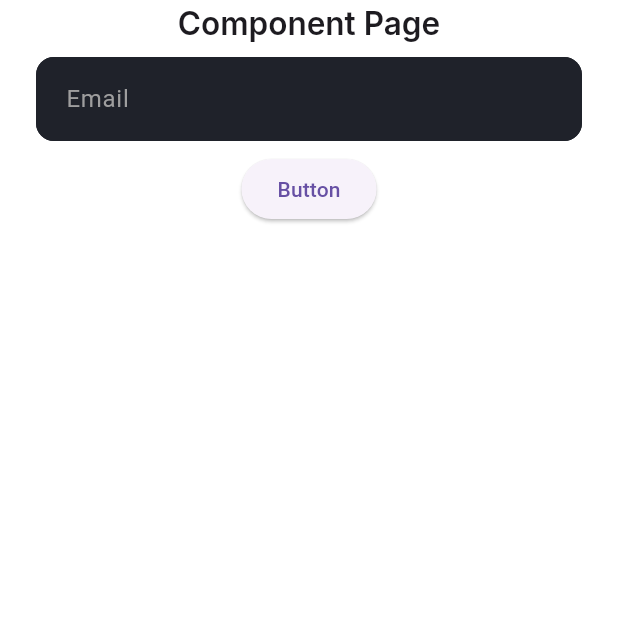
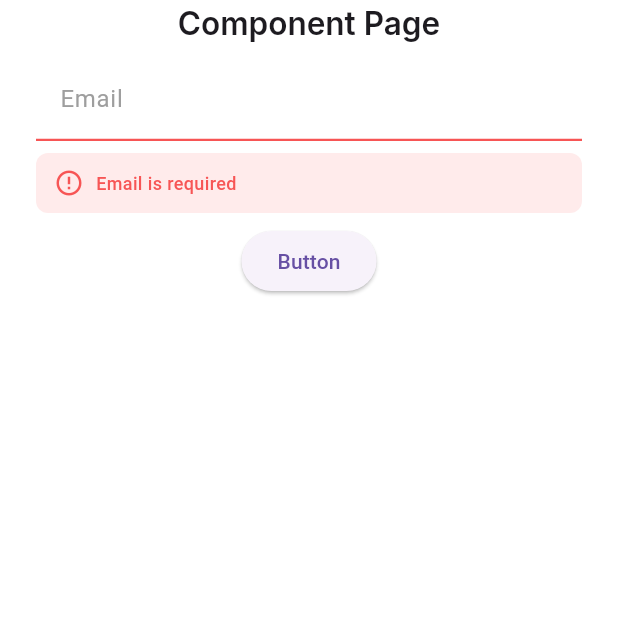
Before and after one commit to ChirikuAlii/Flutter-BaseProject, a Flutter app: the ComponentPage screen opened by its route, on a phone screen of 412 x 824 dp, the top half of it. Run offline on Flutter 3.47's test engine with Material 3 defaults, Android fonts, the phone set to English and light mode, and no system bars; our stand-ins replace auto_route, dio, easy_localization, flutter_mobx, flutter_secure_storage, flutter_svg and 8 more; missing offline and left inert: dart:ffi, rxdart_ext; accounts and stored records are empty; generated files the repository leaves out were written again; statements that could not run were skipped.

Commit message:
fixing state error and success color and add color for compose view

```diff
--- a/lib/design/colors/colors2.dart
+++ b/lib/design/colors/colors2.dart
@@ -188,7 +188,8 @@ class CRColors2 {
     light: Color(0xff23252b),
     dark: Color(0xffd8d8d8),
   );
-  static const CRColorVariant surfaceAlertsStatusButtonDisabled = CRColorVariant(
+  static const CRColorVariant surfaceAlertsStatusButtonDisabled =
+      CRColorVariant(
     light: Color(0xff157a72),
     dark: Color(0xff157a72),
   );
@@ -256,7 +257,8 @@ class CRColors2 {
     light: Color(0xfff0fbfa),
     dark: Color(0xfff0fbfa),
   );
-  static const CRColorVariant surfaceBackgroundBackgroundPurple = CRColorVariant(
+  static const CRColorVariant surfaceBackgroundBackgroundPurple =
+      CRColorVariant(
     light: Color(0xfff8f0fe),
     dark: Color(0xfff8f0fe),
   );
@@ -276,19 +278,23 @@ class CRColors2 {
     light: Color(0xfffbf6f3),
     dark: Color(0xfffbf6f3),
   );
-  static const CRColorVariant surfaceBackgroundBackgroundYellow = CRColorVariant(
+  static const CRColorVariant surfaceBackgroundBackgroundYellow =
+      CRColorVariant(
     light: Color(0xfffffceb),
     dark: Color(0xfffffceb),
   );
-  static const CRColorVariant surfaceBackgroundBackgroundOrange = CRColorVariant(
+  static const CRColorVariant surfaceBackgroundBackgroundOrange =
+      CRColorVariant(
     light: Color(0xfffff8ee),
     dark: Color(0xfffff8ee),
   );
-  static const CRColorVariant surfaceTransparentTransparentTeal = CRColorVariant(
-    light: Color(0x1a998e14),
-    dark: Color(0x1a998e14),
+  static const CRColorVariant surfaceTransparentTransparentTeal =
+      CRColorVariant(
+    light: Color(0x141a998e),
+    dark: Color(0x141a998e),
   );
-  static const CRColorVariant surfaceTransparentTransparentPurple = CRColorVariant(
+  static const CRColorVariant surfaceTransparentTransparentPurple =
+      CRColorVariant(
     light: Color(0x9610ff14),
     dark: Color(0x9610ff14),
   );
@@ -296,23 +302,28 @@ class CRColors2 {
     light: Color(0xff4a4a14),
     dark: Color(0xff4a4a14),
   );
-  static const CRColorVariant surfaceTransparentTransparentBlue = CRColorVariant(
+  static const CRColorVariant surfaceTransparentTransparentBlue =
+      CRColorVariant(
     light: Color(0x235dff14),
     dark: Color(0x235dff14),
   );
-  static const CRColorVariant surfaceTransparentTransparentGreen = CRColorVariant(
-    light: Color(0x17ce9214),
-    dark: Color(0x17ce9214),
+  static const CRColorVariant surfaceTransparentTransparentGreen =
+      CRColorVariant(
+    light: Color(0x1417ce92),
+    dark: Color(0x1417ce92),
   );
-  static const CRColorVariant surfaceTransparentTransparentBrown = CRColorVariant(
+  static const CRColorVariant surfaceTransparentTransparentBrown =
+      CRColorVariant(
     light: Color(0xa4634d14),
     dark: Color(0xa4634d14),
   );
-  static const CRColorVariant surfaceTransparentTransparentYellow = CRColorVariant(
+  static const CRColorVariant surfaceTransparentTransparentYellow =
+      CRColorVariant(
     light: Color(0xffd30014),
     dark: Color(0xffd30014),
   );
-  static const CRColorVariant surfaceTransparentTransparentOrange = CRColorVariant(
+  static const CRColorVariant surfaceTransparentTransparentOrange =
+      CRColorVariant(
     light: Color(0xf8930014),
     dark: Color(0xf8930014),
   );
@@ -344,7 +355,8 @@ class CRColors2 {
     light: Color(0xff000000),
     dark: Color(0xffffffff),
   );
-  static const CRColorVariant surfaceTransparentTransparentGrey = CRColorVariant(
+  static const CRColorVariant surfaceTransparentTransparentGrey =
+      CRColorVariant(
     light: Color(0x75757514),
     dark: Color(0x75757514),
   );
@@ -400,7 +412,8 @@ class CRColors2 {
     light: Color(0xfff75555),
     dark: Color(0xfff75555),
   );
-  static const CRColorVariant strokeBorderSingleStrokeBorderLight = CRColorVariant(
+  static const CRColorVariant strokeBorderSingleStrokeBorderLight =
+      CRColorVariant(
     light: Color(0xffeeeeee),
     dark: Color(0xff35383f),
   );
@@ -408,7 +421,8 @@ class CRColors2 {
     light: Color(0xffeeeeee),
     dark: Color(0xff35383f),
   );
-  static const CRColorVariant strokeBorderSingleStrokeDividerLight = CRColorVariant(
+  static const CRColorVariant strokeBorderSingleStrokeDividerLight =
+      CRColorVariant(
     light: Color(0xffeeeeee),
     dark: Color(0xff35383f),
   );
@@ -484,11 +498,13 @@ class CRColors2 {
     light: Color(0xffffffff),
     dark: Color(0xff1a998e),
   );
-  static const CRColorVariant strokeBorderSingleStrokeBorderDark = CRColorVariant(
+  static const CRColorVariant strokeBorderSingleStrokeBorderDark =
+      CRColorVariant(
     light: Color(0xff35383f),
     dark: Color(0xffeeeeee),
   );
-  static const CRColorVariant strokeBorderSingleStrokeDividerDark = CRColorVariant(
+  static const CRColorVariant strokeBorderSingleStrokeDividerDark =
+      CRColorVariant(
     light: Color(0xff35383f),
     dark: Color(0xffeeeeee),
   );
@@ -512,31 +528,38 @@ class CRColors2 {
     light: Color(0xff1f222a),
     dark: Color(0xffffffff),
   );
-  static const CRColorVariant surfaceComponentsButtomBarActionLight = CRColorVariant(
+  static const CRColorVariant surfaceComponentsButtomBarActionLight =
+      CRColorVariant(
     light: Color(0xffffffff),
     dark: Color(0xff181a20),
   );
-  static const CRColorVariant surfaceComponentsButtomBarActionDark = CRColorVariant(
+  static const CRColorVariant surfaceComponentsButtomBarActionDark =
+      CRColorVariant(
     light: Color(0xff181a20),
     dark: Color(0xffffffff),
   );
-  static const CRColorVariant surfaceComponentsGeneralFrameLight = CRColorVariant(
+  static const CRColorVariant surfaceComponentsGeneralFrameLight =
+      CRColorVariant(
     light: Color(0xfffafafa),
     dark: Color(0xff1f222a),
   );
-  static const CRColorVariant surfaceComponentsGeneralFrameDark = CRColorVariant(
+  static const CRColorVariant surfaceComponentsGeneralFrameDark =
+      CRColorVariant(
     light: Color(0xff1f222a),
     dark: Color(0xfffafafa),
   );
-  static const CRColorVariant surfaceAdditionalsOverColorFrameLight = CRColorVariant(
+  static const CRColorVariant surfaceAdditionalsOverColorFrameLight =
+      CRColorVariant(
     light: Color(0xffffffff),
     dark: Color(0xffffffff),
   );
-  static const CRColorVariant surfaceComponentsDropdownIconLight = CRColorVariant(
+  static const CRColorVariant surfaceComponentsDropdownIconLight =
+      CRColorVariant(
     light: Color(0xff212121),
     dark: Color(0xfffafafa),
   );
-  static const CRColorVariant surfaceComponentsDropdownIconDark = CRColorVariant(
+  static const CRColorVariant surfaceComponentsDropdownIconDark =
+      CRColorVariant(
     light: Color(0xfffafafa),
     dark: Color(0xff212121),
   );
@@ -560,7 +583,8 @@ class CRColors2 {
     light: Color(0xffffffff),
     dark: Color(0xff181a20),
   );
-  static const CRColorVariant surfaceAdditionalsOverColorFrameDark = CRColorVariant(
+  static const CRColorVariant surfaceAdditionalsOverColorFrameDark =
+      CRColorVariant(
     light: Color(0xff212121),
     dark: Color(0xff212121),
   );
@@ -600,11 +624,13 @@ class CRColors2 {
     light: Color(0xff1f222a),
     dark: Color(0xfff5f5f5),
   );
-  static const CRColorVariant surfaceComponentsSearchSurfaceLight = CRColorVariant(
+  static const CRColorVariant surfaceComponentsSearchSurfaceLight =
+      CRColorVariant(
     light: Color(0xffbdbdbd),
     dark: Color(0xff757575),
   );
-  static const CRColorVariant surfaceComponentsSearchSurfaceDark = CRColorVariant(
+  static const CRColorVariant surfaceComponentsSearchSurfaceDark =
+      CRColorVariant(
     light: Color(0xff757575),
     dark: Color(0xffbdbdbd),
   );
@@ -712,7 +738,8 @@ class CRColors2 {
     light: Color(0xff35383f),
     dark: Color(0xfff6f6f6),
   );
-  static const CRColorVariant strokeAdditionalsTagOutlineDefault600 = CRColorVariant(
+  static const CRColorVariant strokeAdditionalsTagOutlineDefault600 =
+      CRColorVariant(
     light: Color(0xff757575),
     dark: Color(0xff757575),
   );
@@ -744,11 +771,13 @@ class CRColors2 {
     light: Color(0xffe0e0e0),
     dark: Color(0xff757575),
   );
-  static const CRColorVariant surfaceComponentsCategoryMenuLight = CRColorVariant(
+  static const CRColorVariant surfaceComponentsCategoryMenuLight =
+      CRColorVariant(
     light: Color(0xfff0fbfa),
     dark: Color(0xff35383f),
   );
-  static const CRColorVariant surfaceComponentsCategoryMenuDark = CRColorVariant(
+  static const CRColorVariant surfaceComponentsCategoryMenuDark =
+      CRColorVariant(
     light: Color(0xff35383f),
     dark: Color(0xfff0fbfa),
   );
@@ -760,11 +789,13 @@ class CRColors2 {
     light: Color(0xff9e9e9e),
     dark: Color(0xff9e9e9e),
   );
-  static const CRColorVariant surfaceComponentsMenuBarSurfaceLight = CRColorVariant(
+  static const CRColorVariant surfaceComponentsMenuBarSurfaceLight =
+      CRColorVariant(
     light: Color(0xffffffff),
     dark: Color(0x181a20d8),
   );
-  static const CRColorVariant surfaceComponentsMenuBarSurfaceDark = CRColorVariant(
+  static const CRColorVariant surfaceComponentsMenuBarSurfaceDark =
+      CRColorVariant(
     light: Color(0x181a20d8),
     dark: Color(0xffffffff),
   );
@@ -788,19 +819,23 @@ class CRColors2 {
     light: Color(0xff9e9e9e),
     dark: Color(0xff9e9e9e),
   );
-  static const CRColorVariant surfaceComponentsIconFormDefault500 = CRColorVariant(
+  static const CRColorVariant surfaceComponentsIconFormDefault500 =
+      CRColorVariant(
     light: Color(0xff9e9e9e),
     dark: Color(0xff9e9e9e),
   );
-  static const CRColorVariant textComponentsTextFormDisabled600 = CRColorVariant(
+  static const CRColorVariant textComponentsTextFormDisabled600 =
+      CRColorVariant(
     light: Color(0xff757575),
     dark: Color(0xff757575),
   );
-  static const CRColorVariant surfaceComponentsIconFormDisabled600 = CRColorVariant(
+  static const CRColorVariant surfaceComponentsIconFormDisabled600 =
+      CRColorVariant(
     light: Color(0xff757575),
     dark: Color(0xff757575),
   );
-  static const CRColorVariant strokeInputFormDefaultFilledLight = CRColorVariant(
+  static const CRColorVariant strokeInputFormDefaultFilledLight =
+      CRColorVariant(
     light: Color(0xfffafafa),
     dark: Color(0xff1f222a),
   );
@@ -824,27 +859,33 @@ class CRColors2 {
     light: Color(0xff23252b),
     dark: Color(0xffd8d8d8),
   );
-  static const CRColorVariant textInputForm2InputFormDefaultLight = CRColorVariant(
+  static const CRColorVariant textInputForm2InputFormDefaultLight =
+      CRColorVariant(
     light: Color(0xffbdbdbd),
     dark: Color(0xff616161),
   );
-  static const CRColorVariant textInputForm2InputFormReadOnlyLight = CRColorVariant(
+  static const CRColorVariant textInputForm2InputFormReadOnlyLight =
+      CRColorVariant(
     light: Color(0xff616161),
     dark: Color(0xff9e9e9e),
   );
-  static const CRColorVariant textInputForm2InputFormDisabledLight = CRColorVariant(
+  static const CRColorVariant textInputForm2InputFormDisabledLight =
+      CRColorVariant(
     light: Color(0xff9e9e9e),
     dark: Color(0xff616161),
   );
-  static const CRColorVariant textInputForm2InputFormDefaultDark = CRColorVariant(
+  static const CRColorVariant textInputForm2InputFormDefaultDark =
+      CRColorVariant(
     light: Color(0xff616161),
     dark: Color(0xffbdbdbd),
   );
-  static const CRColorVariant textInputForm2InputFormReadOnlyDark = CRColorVariant(
+  static const CRColorVariant textInputForm2InputFormReadOnlyDark =
+      CRColorVariant(
     light: Color(0xff9e9e9e),
     dark: Color(0xff616161),
   );
-  static const CRColorVariant textInputForm2InputFormDisabledDark = CRColorVariant(
+  static const CRColorVariant textInputForm2InputFormDisabledDark =
+      CRColorVariant(
     light: Color(0xff616161),
     dark: Color(0xff9e9e9e),
   );
@@ -864,19 +905,23 @@ class CRColors2 {
     light: Color(0xff35383f),
     dark: Color(0xff9e9e9e),
   );
-  static const CRColorVariant surfaceInputForm2ReadOnlyIconLight = CRColorVariant(
+  static const CRColorVariant surfaceInputForm2ReadOnlyIconLight =
+      CRColorVariant(
     light: Color(0xff616161),
     dark: Color(0xff9e9e9e),
   );
-  static const CRColorVariant surfaceInputForm2ReadOnlyIconDark = CRColorVariant(
+  static const CRColorVariant surfaceInputForm2ReadOnlyIconDark =
+      CRColorVariant(
     light: Color(0xff9e9e9e),
     dark: Color(0xff616161),
   );
-  static const CRColorVariant surfaceInputForm2DisabledIconLight = CRColorVariant(
+  static const CRColorVariant surfaceInputForm2DisabledIconLight =
+      CRColorVariant(
     light: Color(0xff9e9e9e),
     dark: Color(0xff616161),
   );
-  static const CRColorVariant surfaceInputForm2DisabledIconDark = CRColorVariant(
+  static const CRColorVariant surfaceInputForm2DisabledIconDark =
+      CRColorVariant(
     light: Color(0xff616161),
     dark: Color(0xff9e9e9e),
   );
--- a/lib/design/widget/cr_text_field3.dart
+++ b/lib/design/widget/cr_text_field3.dart
@@ -235,25 +235,26 @@ class _CRTextField3State extends State<CRTextField3> {
     // Jika disabled, gunakan disable config
     if (!widget.enabled) {
       return widget.disableConfig;
-    }
+    } else
+
+    // Jika focus, gunakan focus config
+    if (_isFocused) {
+      return widget.focusConfig;
+    } else
 
     // Jika ada error, gunakan error config
     if (widget.currentState == CRTextFieldState.error) {
       return widget.errorConfig;
-    }
+    } else
 
     // Jika ada success, gunakan success config
     if (widget.currentState == CRTextFieldState.success) {
       return widget.successConfig;
-    }
-
-    // Jika focus, gunakan focus config
-    if (_isFocused) {
-      return widget.focusConfig;
+    } else {
+      return widget.noneConfig;
     }
 
     // None config
-    return widget.noneConfig;
   }
 
   CRTextTextFieldMessageCardConfig _getCurrentMessageCardConfig() {
@@ -456,7 +457,7 @@ class _CRTextField3State extends State<CRTextField3> {
       hintStyle: TextStyle(
         color: _getHintColor(),
       ),
-      filled: true,
+      filled: widget.style == CRTextFieldStyle.fill ? true : false,
       fillColor: _getFillColor(),
       border: border,
       enabledBorder: enabledBorder,
--- a/lib/design/widget/cr_text_field3_compose.dart
+++ b/lib/design/widget/cr_text_field3_compose.dart
@@ -80,7 +80,7 @@ class CRTextField3Compose extends StatelessWidget {
     this.noneConfig,
     this.focusConfig,
     this.errorConfig,
-    this.successConfig = const CRTextFieldStateConfig(),
+    this.successConfig,
     this.disableConfig,
     this.messageCardSuccessConfig,
     this.messageCardErrorConfig,
@@ -114,10 +114,8 @@ class CRTextField3Compose extends StatelessWidget {
 
   @override
   Widget build(BuildContext context) {
-    //widget
-    //theme
     //default value put compose because connect with theme
-    final CRThemes theme =Theme.of(context).extension<CRThemes>()!;
+    final CRThemes theme = Theme.of(context).extension<CRThemes>()!;
 
     final Color defaultFillColor = this.defaultFillColor ?? CRColors.white;
     final Color defaultBorderColor = this.defaultBorderColor ?? Colors.grey;
@@ -127,11 +125,11 @@ class CRTextField3Compose extends StatelessWidget {
 
     final CRTextTextFieldMessageCardConfig messageCardSuccessConfig =
         this.messageCardSuccessConfig ??
-            const CRTextTextFieldMessageCardConfig(
-              bgColor: CRColors.success1,
-              iconColor: CRColors.success3,
+            CRTextTextFieldMessageCardConfig(
+              bgColor: theme.surfaceTransparentTransparentGreen,
+              iconColor: theme.textAlertsStatusSuccess,
               icon: Icons.check_circle_outline,
-              textColor: CRColors.success3,
+              textColor: theme.textAlertsStatusSuccess,
             );
 
     final CRTextTextFieldMessageCardConfig messageCardErrorConfig =
@@ -144,21 +142,45 @@ class CRTextField3Compose extends StatelessWidget {
             );
 
     final CRTextFieldStateConfig noneConfig = this.noneConfig ??
-         CRTextFieldStateConfig(
+        CRTextFieldStateConfig(
           borderColor: theme.strokeInputFormDefaultFilledLight,
           textColor: theme.textGeneralTextLight,
           fillColor: theme.surfaceLightDarkLight3,
           hintColor: theme.textComponentsTextFormDefault500,
           labelColor: theme.textGeneralTextLight,
-          );
+        );
     final CRTextFieldStateConfig focusConfig = this.focusConfig ??
-        const CRTextFieldStateConfig(borderColor: CRColors.primary);
+        CRTextFieldStateConfig(
+          borderColor: theme.strokeGeneralBrand,
+          fillColor: theme.surfaceTransparentTransparentTeal,
+          textColor: theme.textGeneralTextLight,
+          hintColor: theme.textComponentsTextFormDefault500,
+          labelColor: theme.textGeneralTextLight,
+        );
     final CRTextFieldStateConfig errorConfig = this.errorConfig ??
-        const CRTextFieldStateConfig(borderColor: CRColors.error);
-    final CRTextFieldStateConfig successConfig =
-        this.successConfig ?? const CRTextFieldStateConfig();
+        CRTextFieldStateConfig(
+          borderColor: theme.strokeAlertsStatusError,
+          fillColor: theme.surfaceLightDarkLight3,
+          textColor: theme.textGeneralTextLight,
+          hintColor: theme.textComponentsTextFormDefault500,
+          labelColor: theme.textGeneralTextLight,
+        );
+    final CRTextFieldStateConfig successConfig = this.successConfig ??
+        CRTextFieldStateConfig(
+          borderColor: theme.strokeAlertsStatusSuccess,
+          fillColor: theme.surfaceLightDarkLight3,
+          textColor: theme.textGeneralTextLight,
+          hintColor: theme.textComponentsTextFormDefault500,
+          labelColor: theme.textGeneralTextLight,
+        );
     final CRTextFieldStateConfig disableConfig = this.disableConfig ??
-        const CRTextFieldStateConfig(borderColor: CRColors.grey2);
+        CRTextFieldStateConfig(
+          borderColor: theme.strokeInputFormDisabledLight,
+          fillColor: theme.surfaceAlertsStatusLightDisabled,
+          textColor: theme.textComponentsTextFormDisabled600,
+          hintColor: theme.textComponentsTextFormDefault500,
+          labelColor: theme.textGeneralTextLight,
+        );
 
     return CRTextField3(
       controller: controller,
--- a/lib/main.dart
+++ b/lib/main.dart
@@ -38,16 +38,10 @@ class CrApp extends StatelessWidget {
                   supportedLocales: context.supportedLocales,
                   locale: context.locale,
                   theme: ThemeData(
-                    extensions: <ThemeExtension<dynamic>>[
-                      CRThemes.light
-                    ]
-                  ),
+                      extensions: <ThemeExtension<dynamic>>[CRThemes.light]),
                   darkTheme: ThemeData(
-                    extensions: <ThemeExtension<dynamic>>[
-                      CRThemes.dark
-                    ]
-                  ),
-                  themeMode: ThemeMode.dark,
+                      extensions: <ThemeExtension<dynamic>>[CRThemes.dark]),
+                  themeMode: ThemeMode.light,
                 );
               },
             );
--- a/lib/pages/component/component_page.dart
+++ b/lib/pages/component/component_page.dart
@@ -1,5 +1,6 @@
 import 'package:auto_route/auto_route.dart';
 import 'package:flutter/material.dart';
+import 'package:flutter_base_project/design/colors/colors2.dart';
 import 'package:flutter_base_project/design/text_style/text_style.dart';
 import 'package:flutter_base_project/design/widget/cr_text.dart';
 import 'package:flutter_base_project/design/widget/cr_text_field3.dart';
@@ -17,7 +18,7 @@ class _ComponentPageState extends State<ComponentPage> {
   @override
   Widget build(BuildContext context) {
     return Scaffold(
-      backgroundColor: Colors.white,
+      backgroundColor: CRColors2.surfaceLightDarkDark1.dark,
       body: SafeArea(
         child: Container(
           margin: const EdgeInsets.symmetric(horizontal: 24),
@@ -43,11 +44,12 @@ class _ComponentPageState extends State<ComponentPage> {
   }
 
   Widget _buildTextField1() {
-    return const CRTextField3Compose(
+    return CRTextField3Compose(
       hintText: 'Email',
       hintType: CRTextFieldHintType.staticLabel,
+      currentState: CRTextFieldState.error,
+      style: CRTextFieldStyle.underline,
       message: 'Email is required',
-
     );
   }
 }
```
